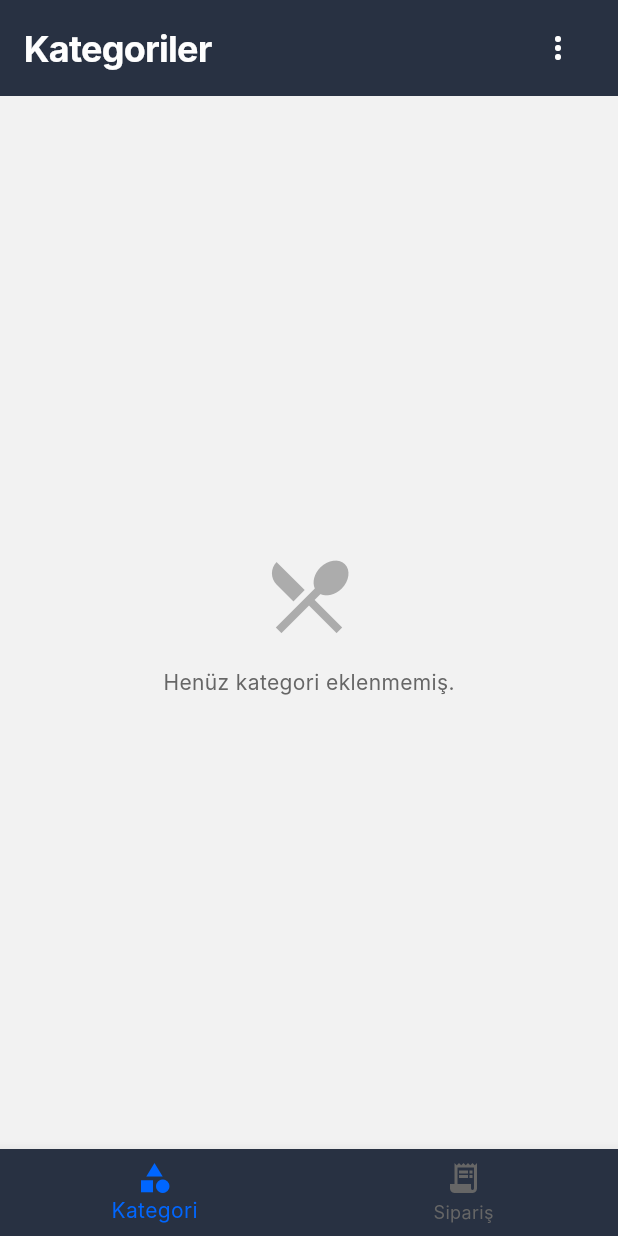
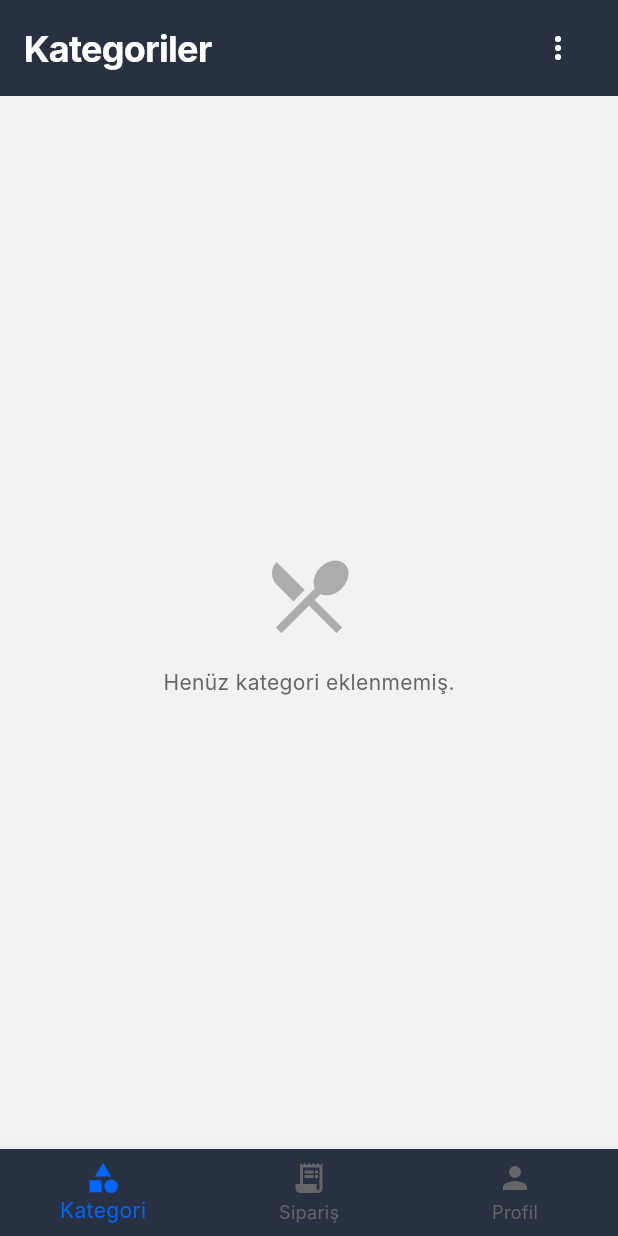
Before and after one commit to troya-tech/menumia_flutter_partner_app, a Flutter app: the screen it shows once a user with an empty profile is signed in, on a phone screen of 412 x 824 dp. Run offline on Flutter 3.47's test engine with Material 3 defaults, Android fonts, the phone set to English and light mode, and no system bars; our stand-ins replace firebase_auth, firebase_core, firebase_database, google_sign_in; accounts and stored records are empty; Roboto replaces fonts that are missing (Inter).

Commit message:
profil page bottom navbar

```diff
--- a/lib/app/pages/home_page/home_page.dart
+++ b/lib/app/pages/home_page/home_page.dart
@@ -2,6 +2,7 @@ import 'package:flutter/material.dart';
 import '../../theme/app_colors.dart';
 import 'widgets/kategoriler_page.dart';
 import 'widgets/siparisler_page.dart';
+import '../profile_page.dart';
 import '../../services/home_page_facade.dart';
 
 /// Home page for Menumia Partner App
@@ -38,10 +39,11 @@ class _HomePageState extends State<HomePage> {
 
   @override
   Widget build(BuildContext context) {
-    // Always show both pages and navigation items
+    // Always show all three pages and navigation items
     final pages = <Widget>[
       const KategorilerPage(),
       const SiparislerPage(),
+      const ProfilePage(),
     ];
 
     final navItems = <BottomNavigationBarItem>[
@@ -52,6 +54,10 @@ class _HomePageState extends State<HomePage> {
       const BottomNavigationBarItem(
         icon: Icon(Icons.receipt_long),
         label: 'Sipariş',
+      ),
+      const BottomNavigationBarItem(
+        icon: Icon(Icons.person),
+        label: 'Profil',
       ),
     ];
 
```
